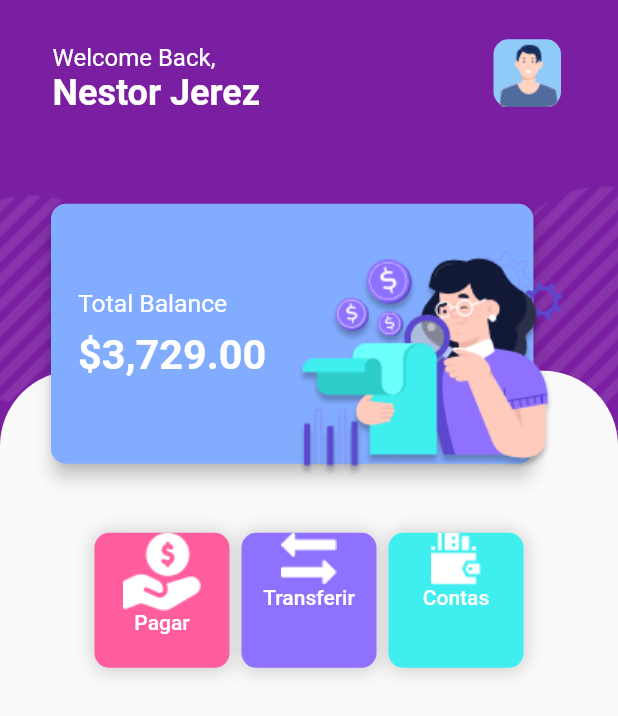
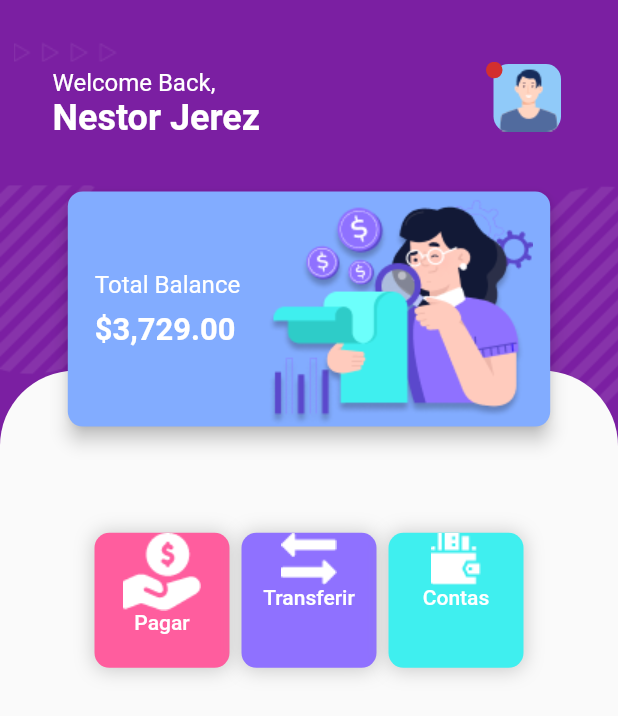
Before and after one commit to derek-alves/Bank-Wallet-Flutter, a Flutter app: the screen it shows after launch, on a phone screen of 412 x 824 dp. Shown: the top 716 px of the screen. Run offline on Flutter 3.47's test engine with Material 2 defaults, Android fonts, the phone set to English and light mode, and no system bars.

Commit message:
Card responsivo

```diff
--- /dev/null
+++ b/lib/components/MainCard.dart
@@ -0,0 +1,57 @@
+import 'package:flutter/material.dart';
+
+class MainCard extends StatelessWidget {
+  @override
+  Widget build(BuildContext context) {
+    final mediaQuery = MediaQuery.of(context).size;
+
+    return Container(
+      height: mediaQuery.height * 0.2,
+      width: mediaQuery.width * 0.8,
+      child: Card(
+        shape: RoundedRectangleBorder(
+          borderRadius: BorderRadius.circular(10),
+        ),
+        color: Color.fromRGBO(130, 172, 255, 1.0),
+        elevation: 5,
+        child: Row(
+          children: [
+            Padding(
+              padding: EdgeInsets.all(18.0),
+              child: Column(
+                mainAxisAlignment: MainAxisAlignment.center,
+                crossAxisAlignment: CrossAxisAlignment.start,
+                children: [
+                  Text(
+                    'Total Balance',
+                    style: TextStyle(
+                        color: Colors.white,
+                        fontSize: mediaQuery.width * 0.039,
+                        fontWeight: FontWeight.w400),
+                  ),
+                  SizedBox(height: mediaQuery.height * 0.01),
+                  Text(
+                    '\$3,729.00',
+                    style: TextStyle(
+                        color: Colors.white,
+                        fontSize: mediaQuery.width * 0.050,
+                        fontWeight: FontWeight.bold),
+                  ),
+                ],
+              ),
+            ),
+            Container(
+              alignment: Alignment.bottomRight,
+              height: mediaQuery.height * 0.3,
+              width: mediaQuery.width * 0.43,
+              child: Image.asset(
+                "assets/avatar.png",
+                fit: BoxFit.cover,
+              ),
+            ),
+          ],
+        ),
+      ),
+    );
+  }
+}
--- a/lib/main.dart
+++ b/lib/main.dart
@@ -1,4 +1,5 @@
 import 'package:bankApp/components/MainButtonsBar.dart';
+import 'package:bankApp/components/MainCard.dart';
 import 'package:flutter/material.dart';
 import 'package:flutter/painting.dart';
 import 'package:flutter/services.dart';
@@ -25,7 +26,7 @@ class Home extends StatelessWidget {
   @override
   Widget build(BuildContext context) {
     final mediaQuery = MediaQuery.of(context).size;
-    final paddingTopAppBar = mediaQuery.height * 0.03;
+    final paddingTopAppBar = mediaQuery.height * 0.05;
 
     SystemChrome.setSystemUIOverlayStyle(
         SystemUiOverlayStyle(statusBarColor: Colors.transparent));
@@ -50,7 +51,7 @@ class Home extends StatelessWidget {
               child: Image.asset('assets/arrow.png'),
             ),
             Positioned(
-              top: 130,
+              top: 110,
               height: 140,
               child: Container(
                 child: Image.asset('assets/circle.png'),
@@ -59,7 +60,7 @@ class Home extends StatelessWidget {
             Scaffold(
               backgroundColor: Colors.transparent,
               appBar: PreferredSize(
-                preferredSize: Size.fromHeight(mediaQuery.height * 0.13),
+                preferredSize: Size.fromHeight(mediaQuery.height * 0.15),
                 child: Container(
                   padding: EdgeInsets.fromLTRB(0, paddingTopAppBar, 0, 0),
                   child: AppBar(
@@ -102,8 +103,8 @@ class Home extends StatelessWidget {
                             ),
                           ),
                           Positioned(
-                            left: mediaQuery.height * 0.005,
-                            bottom: mediaQuery.height * 0.08,
+                            // left: mediaQuery.height * 0.005,
+                            // bottom: mediaQuery.height * 0.1,
                             child: Container(
                               width: 11,
                               height: 11,
@@ -144,58 +145,11 @@ class Home extends StatelessWidget {
                       ),
                     ],
                   ),
-                  Positioned(
-                    top: mediaQuery.height * 0.03,
-                    left: 30,
-                    height: mediaQuery.height * 0.22,
-                    width: mediaQuery.width * 0.8,
-                    child: Card(
-                      shape: RoundedRectangleBorder(
-                        borderRadius: BorderRadius.circular((10)),
-                      ),
-                      color: Color.fromRGBO(130, 172, 255, 1.0),
-                      elevation: 5,
-                      child: Row(
-                        children: [
-                          Padding(
-                            padding: const EdgeInsets.all(18.0),
-                            child: Column(
-                              mainAxisAlignment: MainAxisAlignment.center,
-                              crossAxisAlignment: CrossAxisAlignment.start,
-                              children: [
-                                Text(
-                                  'Total Balance',
-                                  style: TextStyle(
-                                      color: Colors.white,
-                                      fontSize: mediaQuery.width * 0.04,
-                                      fontWeight: FontWeight.w400),
-                                ),
-                                SizedBox(height: mediaQuery.height * 0.01),
-                                Text(
-                                  '\$3,729.00',
-                                  style: TextStyle(
-                                      color: Colors.white,
-                                      fontSize: mediaQuery.width * 0.067,
-                                      fontWeight: FontWeight.bold),
-                                ),
-                              ],
-                            ),
-                          ),
-                        ],
-                      ),
-                    ),
-                  ),
-                  Positioned(
-                    top: mediaQuery.height * 0.014,
-                    left: mediaQuery.width * 0.48,
-                    child: Container(
-                      height: mediaQuery.height * 0.3,
-                      width: mediaQuery.width * 0.43,
-                      child: Image.asset(
-                        "assets/avatar.png",
-                        fit: BoxFit.contain,
-                      ),
-                    ),
+                  Row(
+                    mainAxisAlignment: MainAxisAlignment.center,
+                    children: [
+                      MainCard(),
+                    ],
                   ),
                 ],
               ),
```
